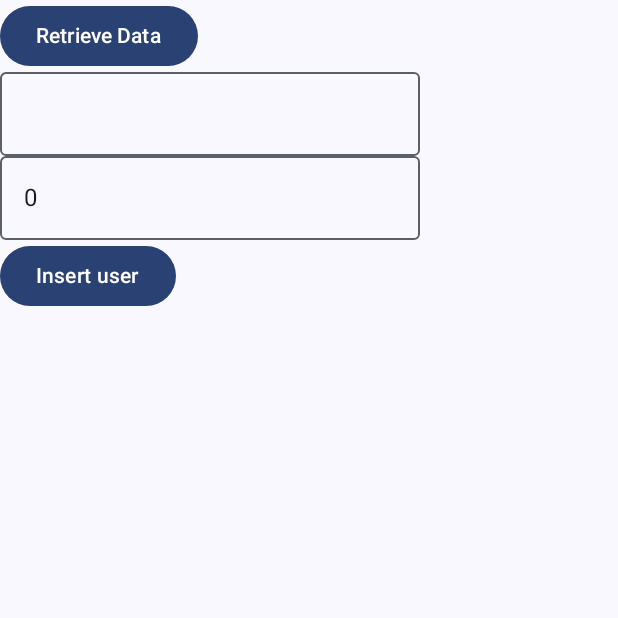
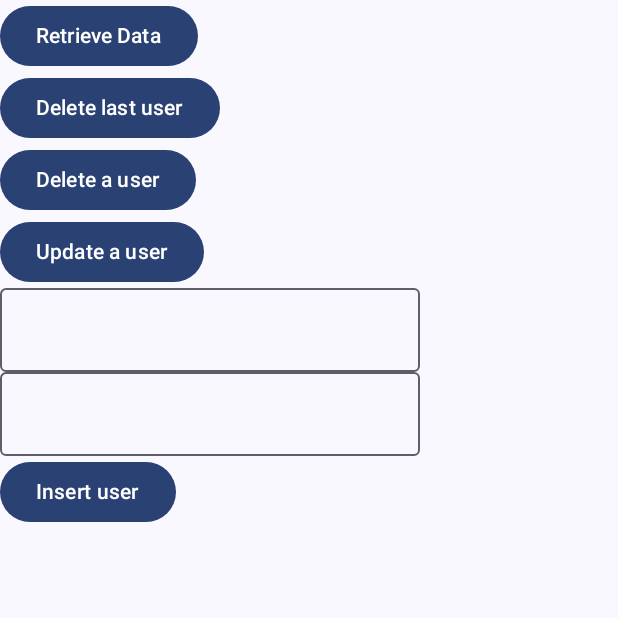
Before and after one commit to MinaFayezN/BM-Internship, an Android app built with Jetpack Compose: the screen it shows after launch (MainActivity), after a tap on "Insert user", on a phone screen of 412 x 824 dp, the top half of it. Run offline under Robolectric (Android 15) with nearby library versions, the phone set to English and light mode, and no system bars; our stand-ins replace Room's generated code.

Commit message:
Session 16
- Room database recap

```diff
--- a/app/src/main/java/dev/mina/internship/MainActivity.kt
+++ b/app/src/main/java/dev/mina/internship/MainActivity.kt
@@ -5,6 +5,8 @@ import androidx.activity.ComponentActivity
 import androidx.activity.compose.setContent
 import androidx.compose.foundation.layout.Column
 import androidx.compose.foundation.layout.fillMaxSize
+import androidx.compose.foundation.rememberScrollState
+import androidx.compose.foundation.verticalScroll
 import androidx.compose.material3.Button
 import androidx.compose.material3.ExperimentalMaterial3Api
 import androidx.compose.material3.MaterialTheme
@@ -48,32 +50,55 @@ class MainActivity : ComponentActivity() {
 
                     var data by remember { mutableStateOf("") }
                     var username by remember { mutableStateOf("") }
-                    var age by remember { mutableStateOf(0) }
+                    var age by remember { mutableStateOf("") }
 
 
-
-
-                    Column(modifier = Modifier.fillMaxSize()) {
+                    Column(
+                        modifier = Modifier
+                            .fillMaxSize()
+                            .verticalScroll(rememberScrollState())
+                    ) {
                         Button(onClick = {
                             data = userDao.getALlUsers().joinToString(separator = "\n")
                         }) {
                             Text(text = "Retrieve Data")
                         }
-
+                        Button(onClick = {
+                            userDao.deleteUserManually("New Test User 4")
+                        }) {
+                            Text(text = "Delete last user")
+                        }
+                        Button(onClick = {
+                            userDao.deleteUser(User(id = 48, name = "asd", age = 123))
+                        }) {
+                            Text(text = "Delete a user")
+                        }
+                        Button(onClick = {
+                            userDao.updateUser(User(id = 49, name = "NEW ASD", age = 321))
+                        }) {
+                            Text(text = "Update a user")
+                        }
 
                         OutlinedTextField(value = username, onValueChange = { username = it })
                         OutlinedTextField(
-                            value = age.toString(),
-                            onValueChange = { age = it.toInt() })
+                            value = age,
+                            onValueChange = { age = it.toIntOrNull()?.toString() ?: "" })
                         Button(onClick = {
-                            val user = User(name = username, age = age)
-                            val list = mutableListOf<User>()
-                            repeat(5) {
-                                list.add(User(name = "List name $it", age = Random.nextInt()))
+
+                            age.toIntOrNull()?.let {
+//                                val user = User(name = username, age = it)
+                                val list = mutableListOf<User>()
+                                repeat(5) {
+                                    list.add(
+                                        User(
+                                            name = "New Test User $it",
+                                            age = Random.nextInt()
+                                        )
+                                    )
+                                }
 //                                userDao.addUser(user = user)
+                                userDao.addUserList(list)
                             }
-                            userDao.addUserList(list)
-//                            userDao.addUser(user = user)
 
                         }) {
                             Text(text = "Insert user")
--- a/app/src/main/java/dev/mina/internship/room/UserDao.kt
+++ b/app/src/main/java/dev/mina/internship/room/UserDao.kt
@@ -37,7 +37,7 @@ interface UserDao {
     @Delete
     fun deleteUser(user: User)
 
-    @Query("DELETE FROM Users_table WHERE name =:name ")
+    @Query("DELETE FROM Users_table WHERE name = :name ")
     fun deleteUserManually(name: String)
 
 }
```
